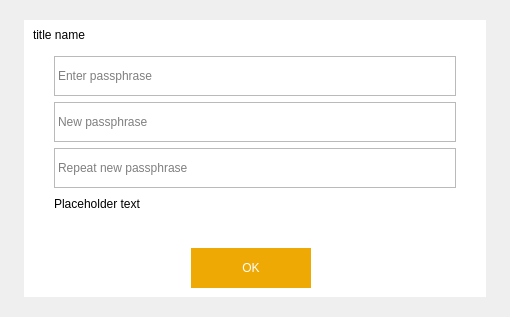
Before: the Qt Designer form src/qt/forms/askpassphrasedialog.ui in MassGrid/MassGrid, drawn with Qt 5.
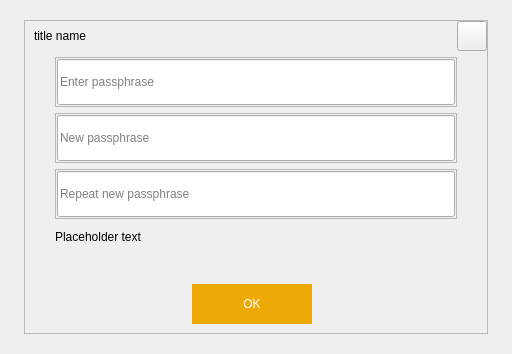
After: the same form once the commit is applied. Icons and pictures are not drawn.

What changed in the file:
```diff
--- a/src/qt/forms/askpassphrasedialog.ui
+++ b/src/qt/forms/askpassphrasedialog.ui
@@ -6,8 +6,8 @@
    <rect>
     <x>0</x>
     <y>0</y>
-    <width>510</width>
-    <height>317</height>
+    <width>512</width>
+    <height>354</height>
    </rect>
   </property>
   <property name="sizePolicy">
@@ -50,18 +50,7 @@
    <item row="0" column="0">
     <widget class="QWidget" name="centerWin" native="true">
      <property name="styleSheet">
-      <string notr="true">QWidget#centerWin{
-	border-image: url(:/pic/res/pic/dlgBackgroud.png);
-}
-QLineEdit{
-border:hidden;
-background-color:rgb(255,255,255,0);
-}
-QFrame#mainframe{
-border:hidden;
-	background-color: rgb(255, 255, 255);
-}
-</string>
+      <string notr="true"/>
      </property>
      <layout class="QGridLayout" name="gridLayout_3">
       <property name="leftMargin">
@@ -79,10 +68,7 @@
       <item row="0" column="0">
        <widget class="QFrame" name="mainframe">
         <property name="styleSheet">
-         <string notr="true">QFrame#frame_10,QFrame#frame_2,QFrame#frame_3,QFrame#frame{
-	border:1px solid rgb(186, 186, 186);
-}
-</string>
+         <string notr="true"/>
         </property>
         <property name="frameShape">
          <enum>QFrame::StyledPanel</enum>
@@ -143,11 +129,7 @@
               <enum>Qt::NoFocus</enum>
              </property>
              <property name="styleSheet">
-              <string notr="true">QToolButton{
-border:hidden;
-image: url(:/pic/res/pic/closeBtn.png);
-}
-</string>
+              <string notr="true"/>
              </property>
              <property name="text">
               <string/>
@@ -174,6 +156,12 @@
                  <height>40</height>
                 </size>
                </property>
+               <property name="maximumSize">
+                <size>
+                 <width>16777215</width>
+                 <height>50</height>
+                </size>
+               </property>
                <property name="frameShape">
                 <enum>QFrame::StyledPanel</enum>
                </property>
@@ -195,6 +183,12 @@
                 </property>
                 <item>
                  <widget class="QLineEdit" name="passEdit1">
+                  <property name="sizePolicy">
+                   <sizepolicy hsizetype="Expanding" vsizetype="Expanding">
+                    <horstretch>0</horstretch>
+                    <verstretch>0</verstretch>
+                   </sizepolicy>
+                  </property>
                   <property name="echoMode">
                    <enum>QLineEdit::Password</enum>
                   </property>
@@ -214,6 +208,12 @@
                  <height>40</height>
                 </size>
                </property>
+               <property name="maximumSize">
+                <size>
+                 <width>16777215</width>
+                 <height>50</height>
+                </size>
+               </property>
                <property name="frameShape">
                 <enum>QFrame::StyledPanel</enum>
                </property>
@@ -235,6 +235,12 @@
                 </property>
                 <item>
                  <widget class="QLineEdit" name="passEdit2">
+                  <property name="sizePolicy">
+                   <sizepolicy hsizetype="Expanding" vsizetype="Expanding">
+                    <horstretch>0</horstretch>
+                    <verstretch>0</verstretch>
+                   </sizepolicy>
+                  </property>
                   <property name="echoMode">
                    <enum>QLineEdit::Password</enum>
                   </property>
@@ -254,6 +260,12 @@
                  <height>40</height>
                 </size>
                </property>
+               <property name="maximumSize">
+                <size>
+                 <width>16777215</width>
+                 <height>50</height>
+                </size>
+               </property>
                <property name="frameShape">
                 <enum>QFrame::StyledPanel</enum>
                </property>
@@ -275,6 +287,12 @@
                 </property>
                 <item>
                  <widget class="QLineEdit" name="passEdit3">
+                  <property name="sizePolicy">
+                   <sizepolicy hsizetype="Expanding" vsizetype="Expanding">
+                    <horstretch>0</horstretch>
+                    <verstretch>0</verstretch>
+                   </sizepolicy>
+                  </property>
                   <property name="echoMode">
                    <enum>QLineEdit::Password</enum>
                   </property>
@@ -335,6 +353,12 @@
                </item>
                <item>
                 <widget class="QDialogButtonBox" name="buttonBox">
+                 <property name="sizePolicy">
+                  <sizepolicy hsizetype="Expanding" vsizetype="Expanding">
+                   <horstretch>0</horstretch>
+                   <verstretch>0</verstretch>
+                  </sizepolicy>
+                 </property>
                  <property name="minimumSize">
                   <size>
                    <width>120</width>
```
